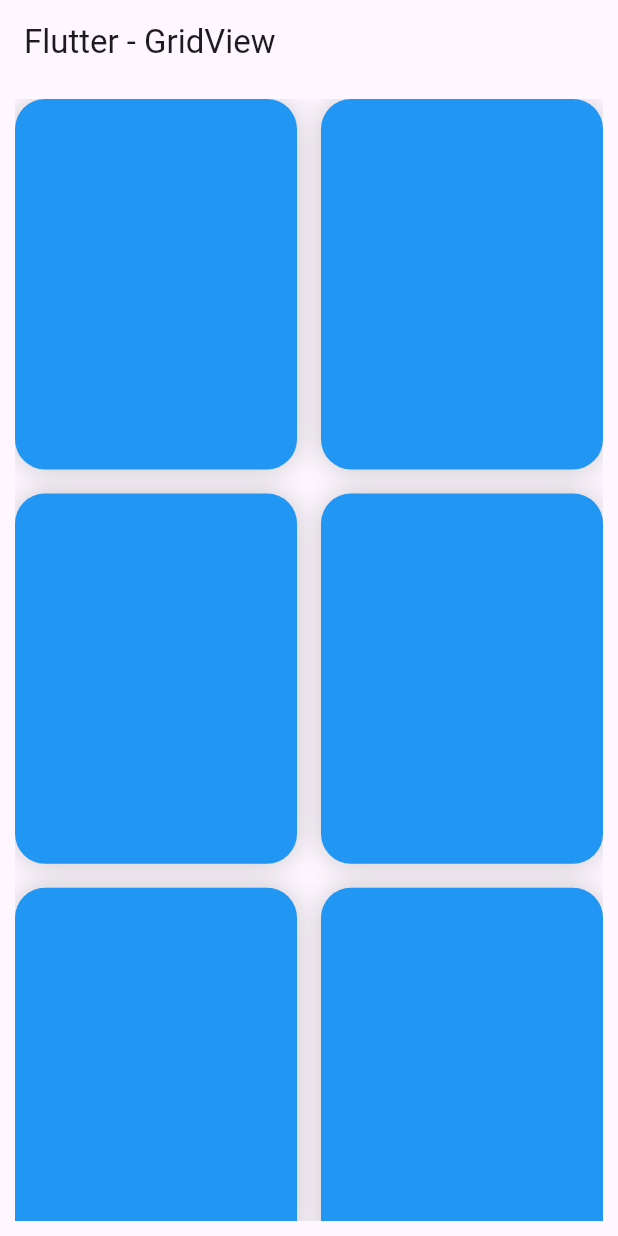
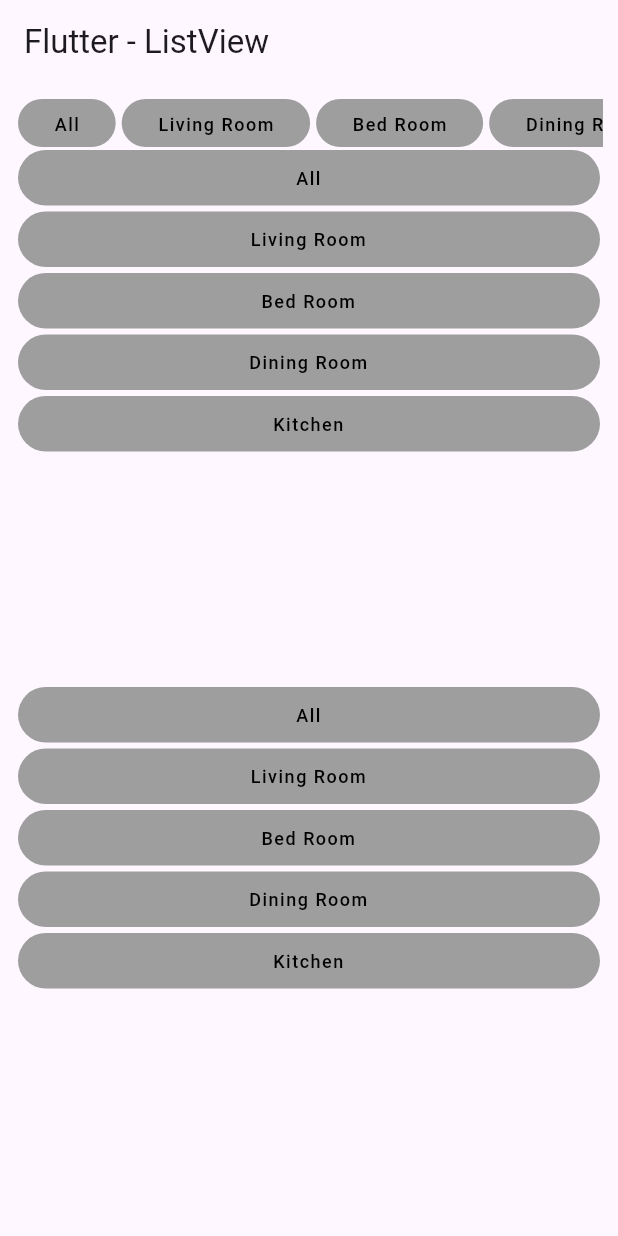
Before and after one commit to MuhammadIbraAlfathar/flutter-basic, a Flutter app: the screen it shows after launch, on a phone screen of 412 x 824 dp. Run offline on Flutter 3.47's test engine with Material 3 defaults, Android fonts, the phone set to English and light mode, and no system bars; our stand-ins replace image_gallery_saver, image_picker.

Commit message:
[basic layout] membuat list view

```diff
--- a/lib/main.dart
+++ b/lib/main.dart
@@ -1,8 +1,6 @@
 import 'package:flutter/material.dart';
-import 'package:flutter_application_1/widget_lesson/basic_layout/center_widget.dart';
-import 'package:flutter_application_1/widget_lesson/basic_layout/column_widget.dart';
-import 'package:flutter_application_1/widget_lesson/basic_layout/expanded_widget.dart';
 import 'package:flutter_application_1/widget_lesson/basic_layout/gridview_widget.dart';
+import 'package:flutter_application_1/widget_lesson/basic_layout/listview_widget.dart';
 
 void main() {
   runApp(const MyApp());
@@ -36,7 +34,7 @@ class MyApp extends StatelessWidget {
         // primarySwatch: Colors.blue,
         useMaterial3: true,
       ),
-      home: const GridViewWidget(),
+      home: ListViewWidget(),
     );
   }
 }
--- /dev/null
+++ b/lib/widget_lesson/basic_layout/listview_widget.dart
@@ -0,0 +1,127 @@
+import 'package:flutter/material.dart';
+
+class ListViewWidget extends StatelessWidget {
+  ListViewWidget({super.key});
+
+  final List<String> categories = [
+    "All",
+    "Living Room",
+    "Bed Room",
+    "Dining Room",
+    "Kitchen",
+  ];
+
+  @override
+  Widget build(BuildContext context) {
+    return Scaffold(
+      appBar: AppBar(
+        title: const Text("Flutter - ListView"),
+      ),
+      body: Container(
+        padding: const EdgeInsets.all(10.0),
+        child: Column(
+          children: [
+            SizedBox(
+              height: 32,
+              child: ListView(
+                scrollDirection: Axis.horizontal,
+                children: List.generate(categories.length, (index) {
+                  return GestureDetector(
+                    onTap: () {},
+                    child: AnimatedContainer(
+                      duration: const Duration(milliseconds: 150),
+                      decoration: BoxDecoration(
+                        borderRadius: BorderRadius.circular(20),
+                        color: Colors.grey,
+                      ),
+                      padding: const EdgeInsets.symmetric(
+                        vertical: 8,
+                        horizontal: 24,
+                      ),
+                      margin: const EdgeInsets.symmetric(horizontal: 2),
+                      child: Text(
+                        categories[index],
+                        textAlign: TextAlign.center,
+                        style: const TextStyle(
+                            fontSize: 12,
+                            color: Colors.black,
+                            fontWeight: FontWeight.w500,
+                            letterSpacing: 1),
+                      ),
+                    ),
+                  );
+                }),
+              ),
+            ),
+            Expanded(
+              child: ListView(
+                children: List.generate(
+                  categories.length,
+                  (index) {
+                    return GestureDetector(
+                      onTap: () {},
+                      child: AnimatedContainer(
+                        duration: const Duration(milliseconds: 150),
+                        decoration: BoxDecoration(
+                          borderRadius: BorderRadius.circular(20),
+                          color: Colors.grey,
+                        ),
+                        padding: const EdgeInsets.symmetric(
+                          vertical: 10,
+                          horizontal: 24,
+                        ),
+                        margin: const EdgeInsets.symmetric(
+                            horizontal: 2, vertical: 2),
+                        child: Text(
+                          categories[index],
+                          textAlign: TextAlign.center,
+                          style: const TextStyle(
+                              fontSize: 12,
+                              color: Colors.black,
+                              fontWeight: FontWeight.w500,
+                              letterSpacing: 1),
+                        ),
+                      ),
+                    );
+                  },
+                ),
+              ),
+            ),
+            Expanded(
+              child: ListView.builder(
+                itemCount: categories.length,
+                itemBuilder: (context, index) {
+                  return GestureDetector(
+                    onTap: () {},
+                    child: AnimatedContainer(
+                      duration: const Duration(milliseconds: 150),
+                      decoration: BoxDecoration(
+                        borderRadius: BorderRadius.circular(20),
+                        color: Colors.grey,
+                      ),
+                      padding: const EdgeInsets.symmetric(
+                        vertical: 10,
+                        horizontal: 24,
+                      ),
+                      margin: const EdgeInsets.symmetric(
+                          horizontal: 2, vertical: 2),
+                      child: Text(
+                        categories[index],
+                        textAlign: TextAlign.center,
+                        style: const TextStyle(
+                            fontSize: 12,
+                            color: Colors.black,
+                            fontWeight: FontWeight.w500,
+                            letterSpacing: 1),
+                      ),
+                    ),
+                  );
+                },
+              ),
+            ),
+          ],
+        ),
+      ),
+    );
+  }
+}
```
